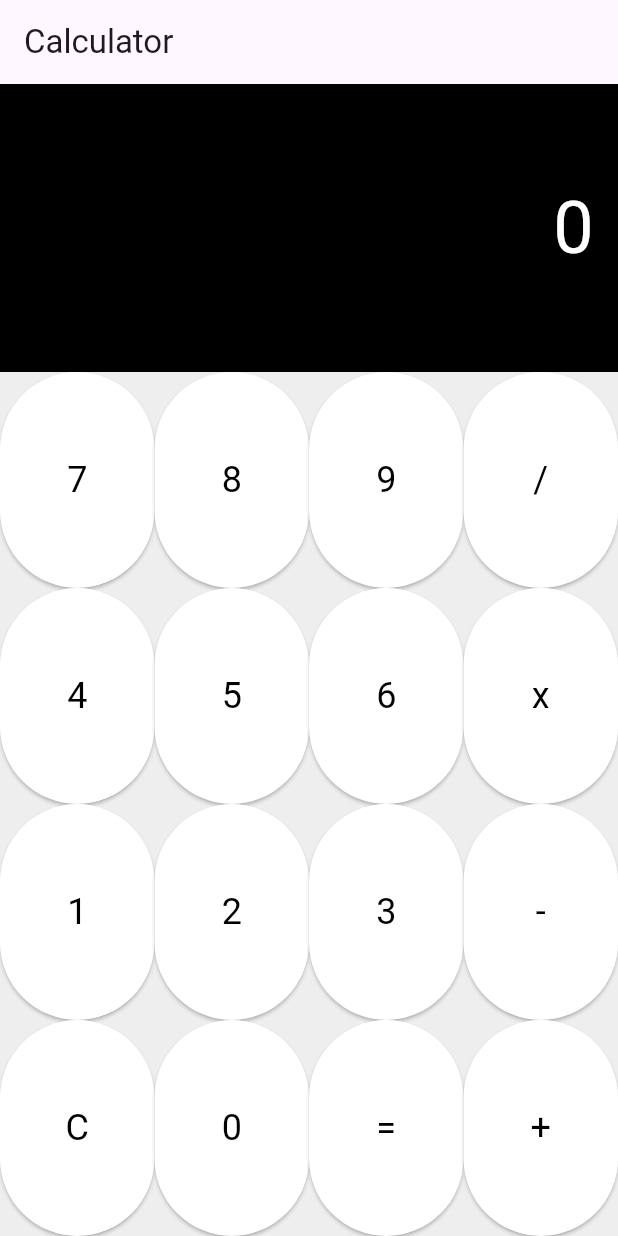
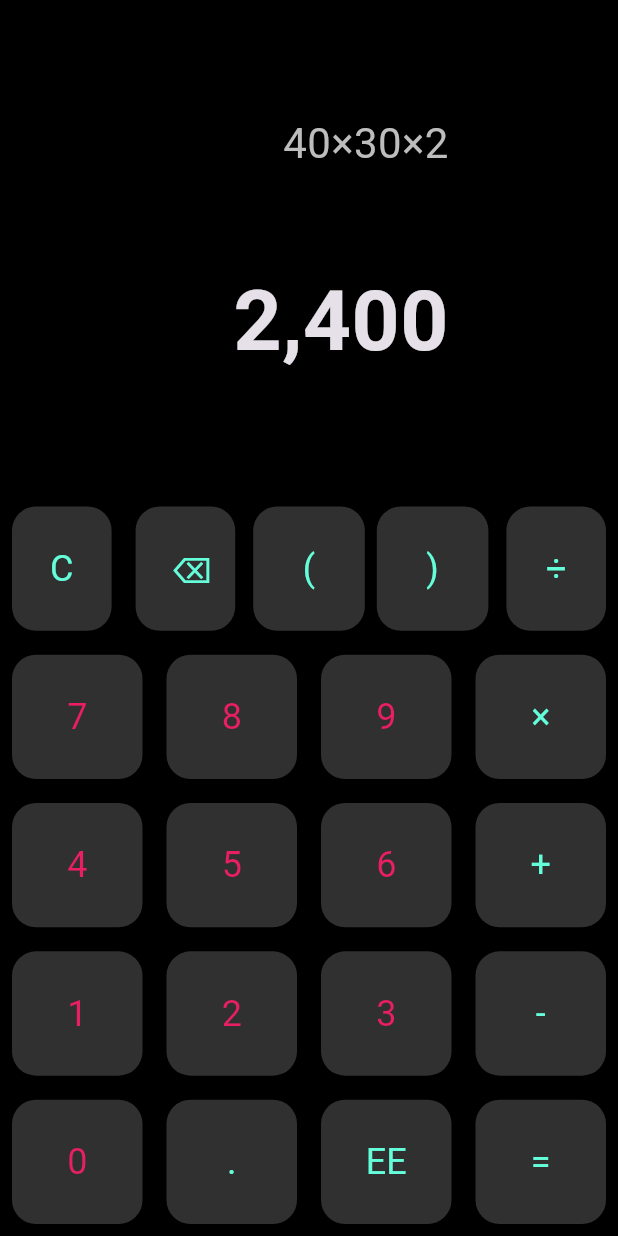
Before and after one commit to HomidovDoston/calculator-mobile, a Flutter app: the screen it shows after launch, on a phone screen of 412 x 824 dp. Run offline on Flutter 3.47's test engine with Material 3 defaults, Android fonts, the phone set to English and light mode, and no system bars.

Commit message:
secont commit: Flutter Calculator

```diff
--- a/lib/main.dart
+++ b/lib/main.dart
@@ -8,7 +8,8 @@ class CalculatorApp extends StatelessWidget {
   @override
   Widget build(BuildContext context) {
     return MaterialApp(
-      title: 'Calculator',
+      debugShowCheckedModeBanner: false,
+      theme: ThemeData.dark(),
       home: CalculatorScreen(),
     );
   }
@@ -20,81 +21,94 @@ class CalculatorScreen extends StatefulWidget {
 }
 
 class _CalculatorScreenState extends State<CalculatorScreen> {
-  String displayText = "0";
+  String displayInput = "40×30×2"; // Example input
+  String displayResult = "   2,400"; // Example result
 
   void onButtonPressed(String value) {
-    setState(() {
-      if (value == "C") {
-        displayText = "0";
-      } else if (value == "=") {
-        // Here you can add logic to calculate the result
-        // For simplicity, we'll just reset the display
-        displayText = "0";
-      } else {
-        if (displayText == "0") {
-          displayText = value;
-        } else {
-          displayText += value;
-        }
-      }
-    });
+    // Handle button logic here
   }
 
   @override
   Widget build(BuildContext context) {
     return Scaffold(
-      appBar: AppBar(
-        title: Text("Calculator"),
-      ),
-      body: Column(
+      backgroundColor: Colors.black,
+      body: SafeArea(
+        child: Column(
           mainAxisAlignment: MainAxisAlignment.spaceBetween,
           children: [
+            // Display Section
             Expanded(
-            flex: 1,
-            child: Container(
-              color: Colors.black,
-              alignment: Alignment.centerRight,
-              padding: EdgeInsets.all(16),
-              child: Text(
-                displayText,
-                style: TextStyle(color: Colors.white, fontSize: 48),
-                textAlign: TextAlign.right,
+              flex: 2,
+              child: Padding(
+                padding: const EdgeInsets.all(16.0),
+                child: Column(
+                  mainAxisAlignment: MainAxisAlignment.spaceEvenly,
+                  crossAxisAlignment: CrossAxisAlignment.end,
+                  children: [
+                    Text(
+                      displayInput,
+                      style: TextStyle(fontSize: 28, color: Colors.grey[400]),
                     ),
+                    Text(
+                      displayResult,
+                      style: TextStyle(fontSize: 56, fontWeight: FontWeight.bold),
                     ),
-          ),
-          Expanded(
-            flex: 3,
-            child: Container(
-              color: Colors.grey[200],
-              child: Column(
-                children: [
-                  buildButtonRow(["7", "8", "9", "/"]),
-                  buildButtonRow(["4", "5", "6", "x"]),
-                  buildButtonRow(["1", "2", "3", "-"]),
-                  buildButtonRow(["C", "0", "=", "+"]),
                   ],
                 ),
               ),
             ),
+            // Buttons Section
+            Expanded(
+              flex: 3,
+              child: Column(
+                children: [
+                  buildButtonRow(["C", "⌫", "(", ")", "÷"], Colors.tealAccent),
+                  buildButtonRow(["7", "8", "9", "×"], Colors.tealAccent),
+                  buildButtonRow(["4", "5", "6", "+"], Colors.tealAccent),
+                  buildButtonRow(["1", "2", "3", "-"], Colors.tealAccent),
+                  buildButtonRow(["0", ".", "EE", "="], Colors.tealAccent),
+
                 ],
+              ),
+            ),
+          ],
+        ),
       ),
     );
   }
 
-  Widget buildButtonRow(List<String> buttons) {
+  Widget buildButtonRow(List<String> buttons, Color color) {
     return Expanded(
       child: Row(
         crossAxisAlignment: CrossAxisAlignment.stretch,
         children: buttons.map((buttonText) {
+          final isBracket = buttonText == "(" || buttonText == ")"; // Shart
+          final isOperator = ["+", "-", "×", "÷", "="].contains(buttonText); // Amallarni aniqlash
+          final isNumber = int.tryParse(buttonText) != null || buttonText == "0"; // Raqamlarni aniqlash
+
           return Expanded(
+            child: Padding(
+              padding: EdgeInsets.symmetric(
+                horizontal: isBracket ? 4.0 : 8.0, // "(" va ")" uchun kichik padding
+                vertical: 8.0,
+              ),
               child: ElevatedButton(
                 onPressed: () => onButtonPressed(buttonText),
                 style: ElevatedButton.styleFrom(
-                backgroundColor: Colors.white,
-                foregroundColor: Colors.black,
+                  backgroundColor: Colors.grey[850],
+                  shape: RoundedRectangleBorder(
+                    borderRadius: BorderRadius.circular(16),
+                  ),
                   textStyle: TextStyle(fontSize: 24),
+                  foregroundColor: isNumber
+                      ? Colors.pink // Raqamlar
+                      : isOperator
+                          ? Colors.tealAccent // Amallar
+                          : color, // Boshqalar
+
                 ),
                 child: Text(buttonText),
+              ),
             ),
           );
         }).toList(),
```
Lines whose indentation alone changed are shown as unchanged.
